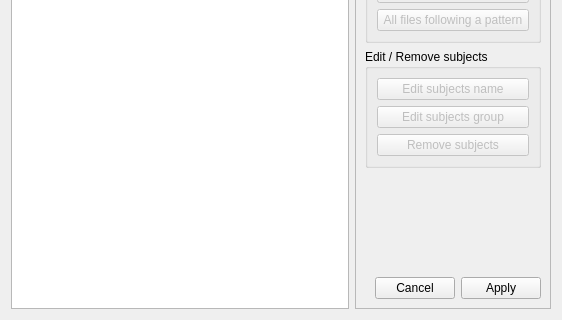
This is morphologist/core/gui/ui/study_editor_widget.ui in brainvisa/morphologist as Qt 5 draws it before an edit; both pictures show x 0 to 562 and y 250 to 570 of the 562 by 570 pixel window. The edited form follows.
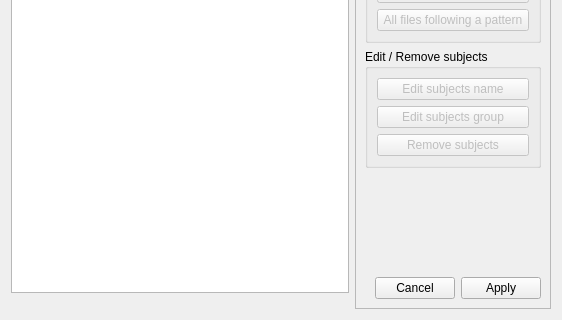
This is the edited form. Icons and pictures are not drawn.

Commit message: ENH: show the number of subjects in study editor widget

```diff
--- a/morphologist/core/gui/ui/study_editor_widget.ui
+++ b/morphologist/core/gui/ui/study_editor_widget.ui
@@ -88,6 +88,11 @@
    <item>
     <layout class="QHBoxLayout" name="horizontalLayout_2">
      <item>
+      <layout class="QVBoxLayout" name="verticalLayout_4">
+       <property name="spacing">
+        <number>2</number>
+       </property>
+       <item>
       <widget class="QTableView" name="subjects_tableview">
        <property name="sizePolicy">
         <sizepolicy hsizetype="Minimum" vsizetype="Expanding">
@@ -135,6 +140,18 @@
         <bool>false</bool>
        </attribute>
       </widget>
+       </item>
+       <item>
+        <widget class="QLabel" name="nb_subjects_label">
+         <property name="text">
+          <string/>
+         </property>
+         <property name="alignment">
+          <set>Qt::AlignRight|Qt::AlignTrailing|Qt::AlignVCenter</set>
+         </property>
+        </widget>
+       </item>
+      </layout>
      </item>
      <item>
       <widget class="QFrame" name="frame">
```
Left out of the diff: 2 changed lines with no effect on the pictures. Lines whose indentation alone changed are shown as unchanged. The commit also changes 1 other file.
